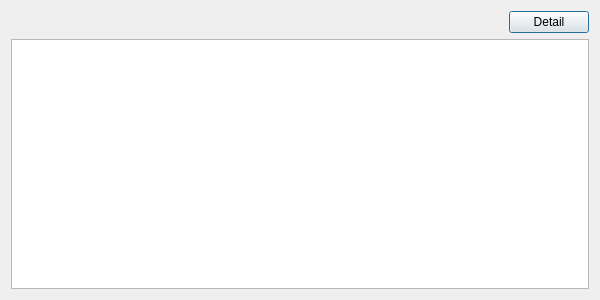
Above: src/ui/editorswcincrementrecord.ui from kiraYuukiAsuna/SwcDbmsQtClient before the change. Below: the same form after it.
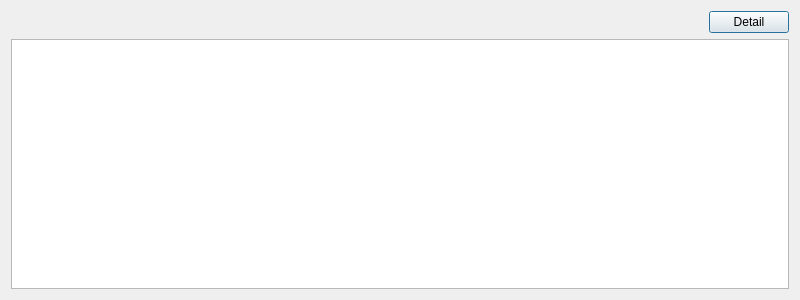
That is the form after the change.

```diff
--- a/src/ui/editorswcincrementrecord.ui
+++ b/src/ui/editorswcincrementrecord.ui
@@ -6,7 +6,7 @@
    <rect>
     <x>0</x>
     <y>0</y>
-    <width>600</width>
+    <width>800</width>
     <height>300</height>
    </rect>
   </property>
```
Left out of the diff: 2 changed lines with no effect on the pictures.
